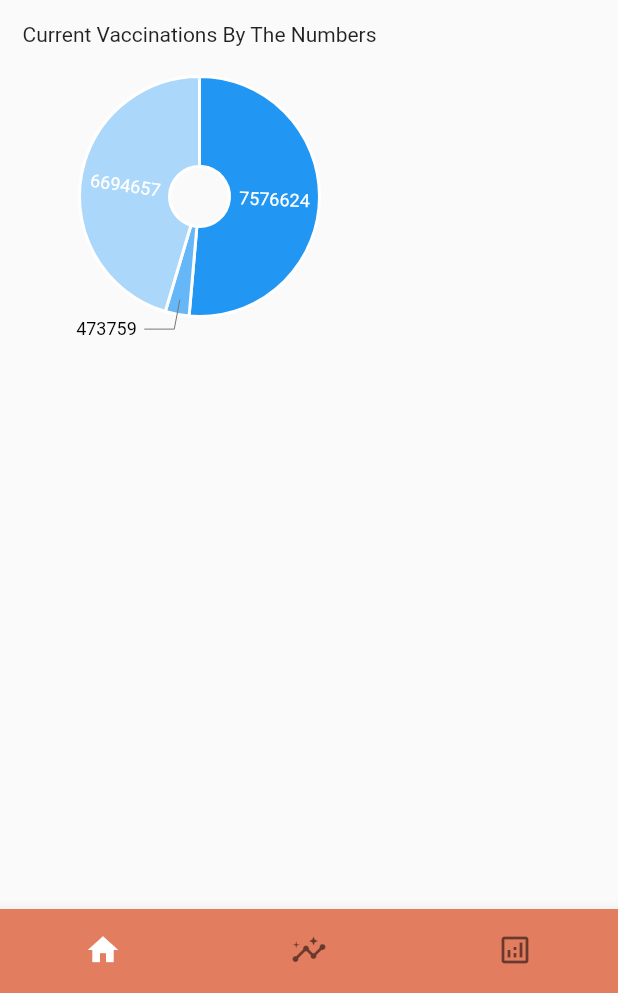
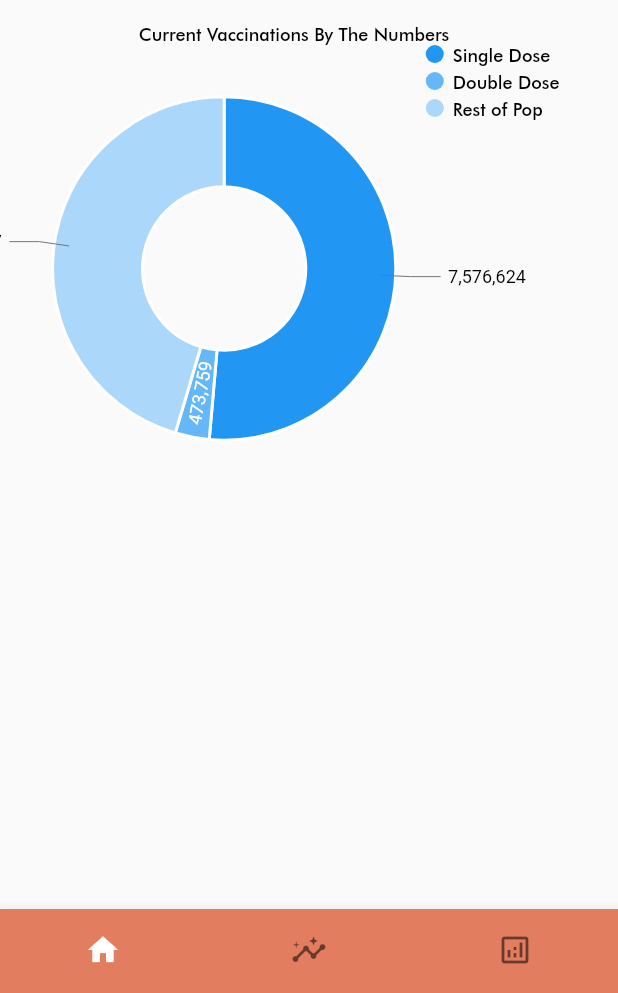
Before and after one commit to Cabreros/covid_app, a Flutter app: the screen it shows after launch, on a phone screen of 412 x 824 dp, the part 243-1236 px from its top. Run offline on Flutter 3.47's test engine with Material 2 defaults, Android fonts, the phone set to English and light mode, and no system bars; our stand-ins replace charts_flutter; network calls fail.

Commit message:
finished pie chart ui

```diff
--- a/lib/screens/home_screen.dart
+++ b/lib/screens/home_screen.dart
@@ -243,6 +243,9 @@ class _HomeScreenState extends State<HomeScreen> {
   }
 
   SliverToBoxAdapter _vaxCharts() {
+    MediaQueryData queryData = MediaQuery.of(context);
+    var formatter = NumberFormat('###,###,000');
+
     List<charts.Series<Vax, String>> _createSampleData() {
       final data = [
         new Vax(7576624, 'Single Dose'),
@@ -256,7 +259,7 @@ class _HomeScreenState extends State<HomeScreen> {
           domainFn: (Vax sales, _) => sales.label,
           measureFn: (Vax sales, _) => sales.pop,
           data: data,
-          labelAccessorFn: (Vax sales, _) => '${sales.pop}',
+          labelAccessorFn: (Vax sales, _) => '${formatter.format(sales.pop)}',
         )
       ];
     }
@@ -272,10 +275,15 @@ class _HomeScreenState extends State<HomeScreen> {
               children: [
                 Text(
                   'Current Vaccinations By The Numbers',
+                  style: TextStyle(
+                    color: Colors.black,
+                    fontSize: 12.0,
+                    fontFamily: 'Futura',
+                  ),
                 ),
                 SizedBox(
-                  height: 200,
-                  width: 200,
+                  height: 300,
+                  width: queryData.size.width - 50,
                   child: charts.PieChart(
                     _createSampleData(),
                     animate: false,
@@ -283,6 +291,36 @@ class _HomeScreenState extends State<HomeScreen> {
                       arcWidth: 60,
                       arcRendererDecorators: [new charts.ArcLabelDecorator()],
                     ),
+                    behaviors: [
+                      new charts.DatumLegend(
+                        // Positions for "start" and "end" will be left and right respectively
+                        // for widgets with a build context that has directionality ltr.
+                        // For rtl, "start" and "end" will be right and left respectively.
+                        // Since this example has directionality of ltr, the legend is
+                        // positioned on the right side of the chart.
+                        position: charts.BehaviorPosition.end,
+                        // For a legend that is positioned on the left or right of the chart,
+                        // setting the justification for [endDrawArea] is aligned to the
+                        // bottom of the chart draw area.
+                        outsideJustification:
+                            charts.OutsideJustification.endDrawArea,
+                        // By default, if the position of the chart is on the left or right of
+                        // the chart, [horizontalFirst] is set to false. This means that the
+                        // legend entries will grow as new rows first instead of a new column.
+                        horizontalFirst: false,
+                        // By setting this value to 2, the legend entries will grow up to two
+                        // rows before adding a new column.
+                        desiredMaxRows: 3,
+                        // This defines the padding around each legend entry.
+                        cellPadding:
+                            new EdgeInsets.only(right: 4.0, bottom: 4.0),
+                        // Render the legend entry text with custom styles.
+                        entryTextStyle: charts.TextStyleSpec(
+                            color: charts.MaterialPalette.black,
+                            fontFamily: 'Futura',
+                            fontSize: 12),
+                      )
+                    ],
                   ),
                 ),
               ],
```
